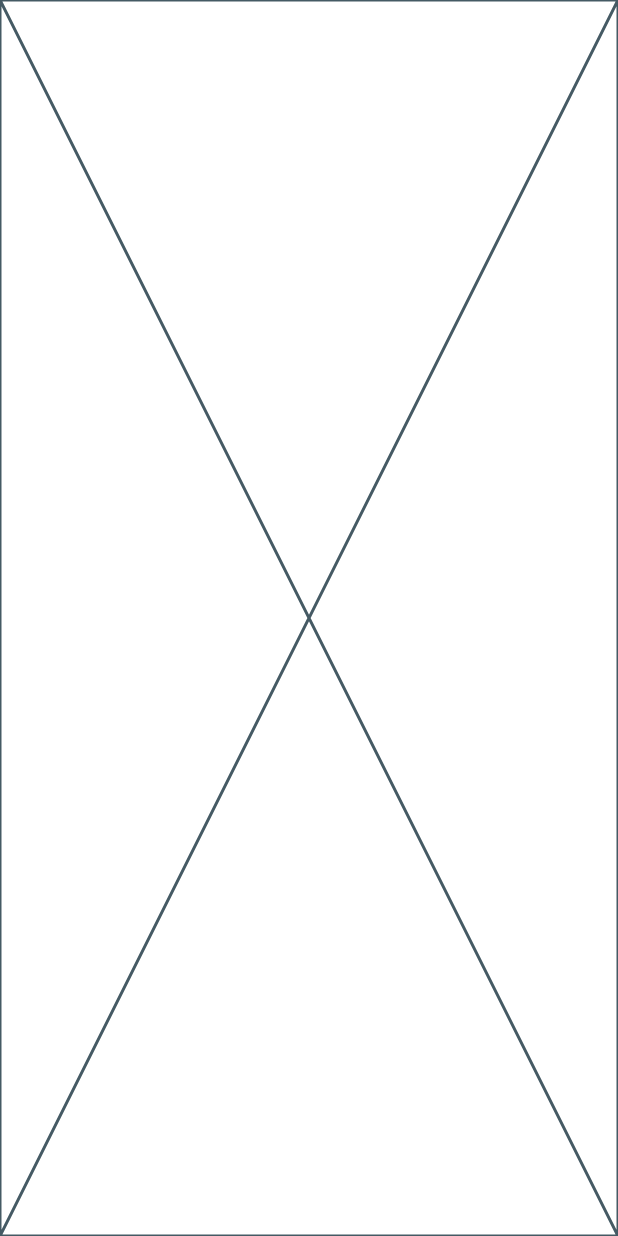
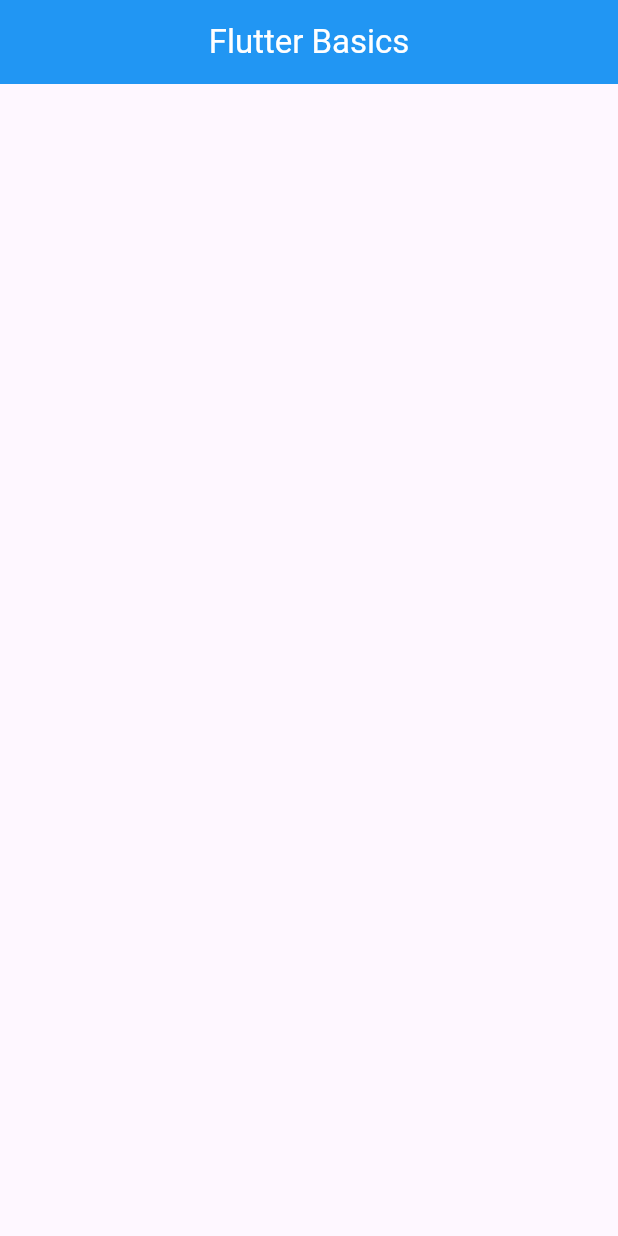
Before and after one commit to itstechhalf/flutterBasics, a Flutter app: the screen it shows after launch, on a phone screen of 412 x 824 dp. Run offline on Flutter 3.47's test engine with Material 3 defaults, Android fonts, the phone set to English and light mode, and no system bars.

Commit message:
AppBar Added

```diff
--- /dev/null
+++ b/lib/common_widgets/appBar.dart
@@ -0,0 +1,14 @@
+import 'package:flutter/material.dart';
+
+class appBar {
+   //Basic App Bar
+
+   final myAppBar = AppBar(
+    title: const Text(
+      "Flutter Basics",
+      style: TextStyle(color: Colors.white),
+    ),
+    centerTitle: true,
+    backgroundColor: Colors.blue,
+  );
+}
--- a/lib/ui/home.dart
+++ b/lib/ui/home.dart
@@ -1,10 +1,14 @@
 import 'package:flutter/material.dart';
+import 'package:flutterbasics/common_widgets/appBar.dart';
 
 class home extends StatelessWidget {
   const home({super.key});
 
   @override
   Widget build(BuildContext context) {
-    return const Placeholder();
+    var basicAppBar = appBar();
+    return Scaffold(
+      appBar:basicAppBar.myAppBar,
+    );
   }
 }
```
